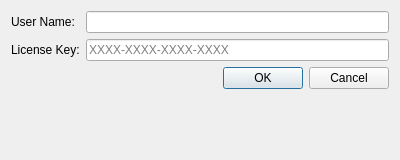
Before: the Qt Designer form cpp/ui/LicenseDialog.ui in richlesh/ArchiveSphynx, drawn with Qt 5.
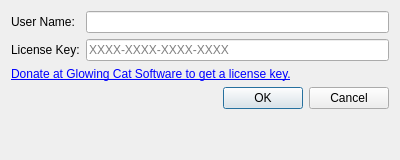
After: the same form once the commit is applied.

Commit message: Update license dialog donation link

What changed in the file:
```diff
--- a/cpp/ui/LicenseDialog.ui
+++ b/cpp/ui/LicenseDialog.ui
@@ -10,7 +10,20 @@
    <item row="0" column="1"><widget class="QLineEdit" name="userNameEdit"/></item>
    <item row="1" column="0"><widget class="QLabel" name="label2"><property name="text"><string>License Key:</string></property></widget></item>
    <item row="1" column="1"><widget class="QLineEdit" name="licenseKeyEdit"><property name="placeholderText"><string>XXXX-XXXX-XXXX-XXXX</string></property></widget></item>
-   <item row="2" column="1">
+   <item row="2" column="0" colspan="2">
+    <widget class="QLabel" name="donateLinkLabel">
+     <property name="text">
+      <string>&lt;a href="https://glowingcat.com/ArchiveSphynx.html"&gt;Donate at Glowing Cat Software to get a license key.&lt;/a&gt;</string>
+     </property>
+     <property name="openExternalLinks">
+      <bool>true</bool>
+     </property>
+     <property name="textInteractionFlags">
+      <set>Qt::TextBrowserInteraction</set>
+     </property>
+    </widget>
+   </item>
+   <item row="3" column="1">
     <widget class="QDialogButtonBox" name="buttonBox">
      <property name="standardButtons"><set>QDialogButtonBox::Ok|QDialogButtonBox::Cancel</set></property>
     </widget>
```
The commit also changes 1 other file.
